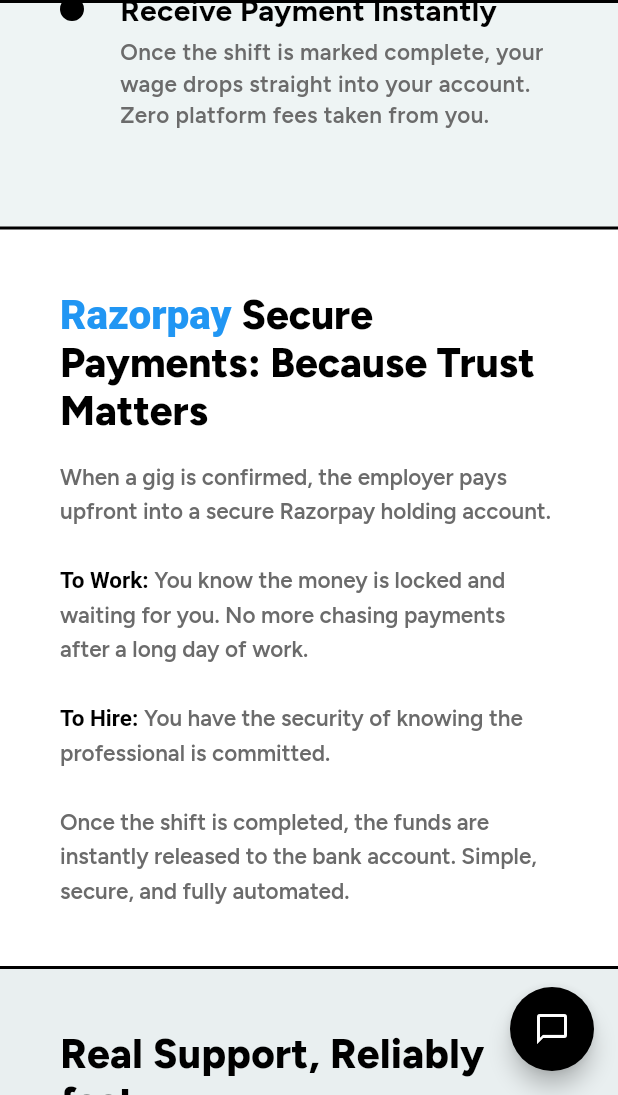
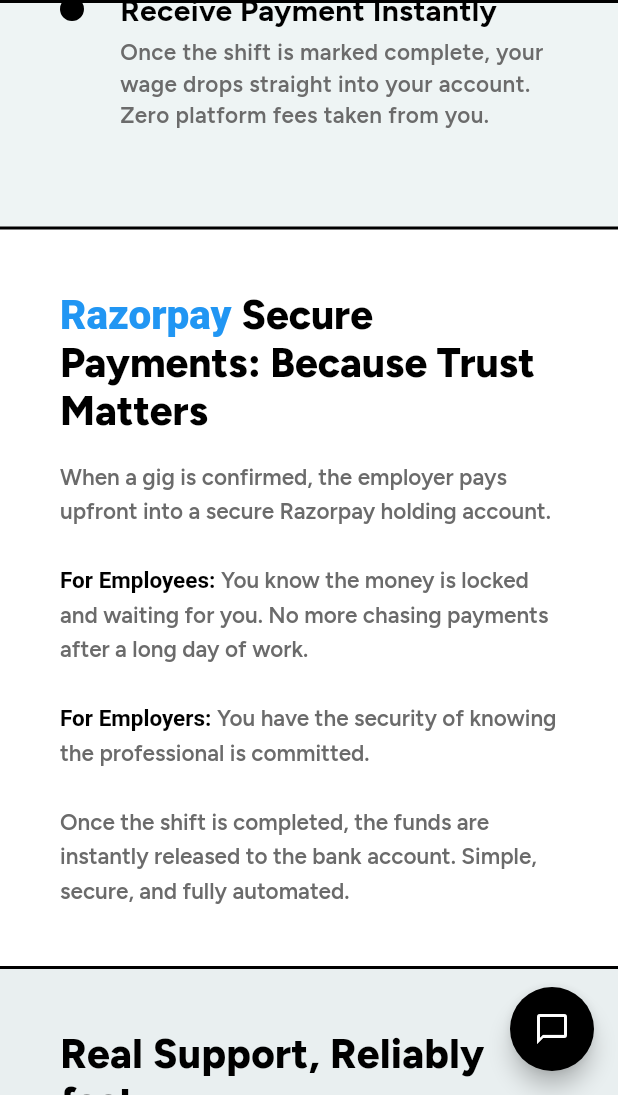
Before and after one commit to ChintalaNavaneeth/shiftley, a Flutter app: the screen it shows after launch, scrolled down 1152 dp, on a phone screen of 412 x 824 dp, the part 141-1236 px from its top. Run offline on Flutter 3.47's test engine with Material 3 defaults, Android fonts, the phone set to English and light mode, and no system bars; our stand-ins replace flutter_riverpod, go_router, pinput.

Commit message:
finished landing page

```diff
--- a/frontend/lib/features/auth/presentation/landing_screen.dart
+++ b/frontend/lib/features/auth/presentation/landing_screen.dart
@@ -181,12 +181,12 @@
                               children: [
                                 const TextSpan(text: 'When a gig is confirmed, the employer pays upfront into a secure Razorpay holding account. \n\n'),
                                 TextSpan(
-                                  text: 'To Work: ',
+                                  text: 'For Employees: ',
                                   style: TextStyle(color: ShiftleyTokens.inkBlack, fontWeight: FontWeight.bold),
                                 ),
                                 const TextSpan(text: 'You know the money is locked and waiting for you. No more chasing payments after a long day of work.\n\n'),
                                 TextSpan(
-                                  text: 'To Hire: ',
+                                  text: 'For Employers: ',
                                   style: TextStyle(color: ShiftleyTokens.inkBlack, fontWeight: FontWeight.bold),
                                 ),
                                 const TextSpan(text: 'You have the security of knowing the professional is committed. \n\nOnce the shift is completed, the funds are instantly released to the bank account. Simple, secure, and fully automated.'),
```
